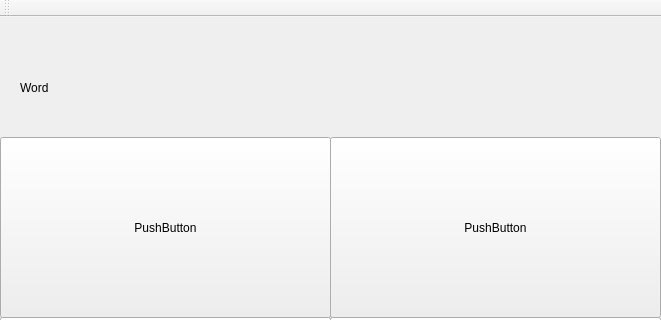
Above: mainwindow.ui from ExarchD/flash_cards before the change; both pictures show x 0 to 661 and y 0 to 320 of the 661 by 542 pixel window. Below: the same form after it.
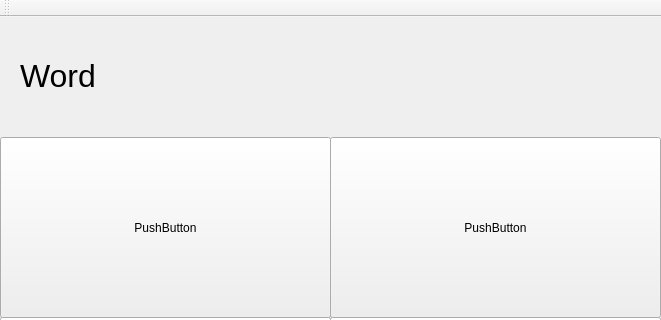
That is the form after the change.

Diff of the .ui file:
```diff
--- a/mainwindow.ui
+++ b/mainwindow.ui
@@ -71,10 +71,15 @@
      <rect>
       <x>20</x>
       <y>40</y>
-      <width>211</width>
-      <height>61</height>
+      <width>611</width>
+      <height>38</height>
      </rect>
     </property>
+    <property name="font">
+     <font>
+      <pointsize>24</pointsize>
+     </font>
+    </property>
     <property name="text">
      <string>Word</string>
     </property>
```
Left out of the diff: 2 changed lines with no effect on the pictures.
